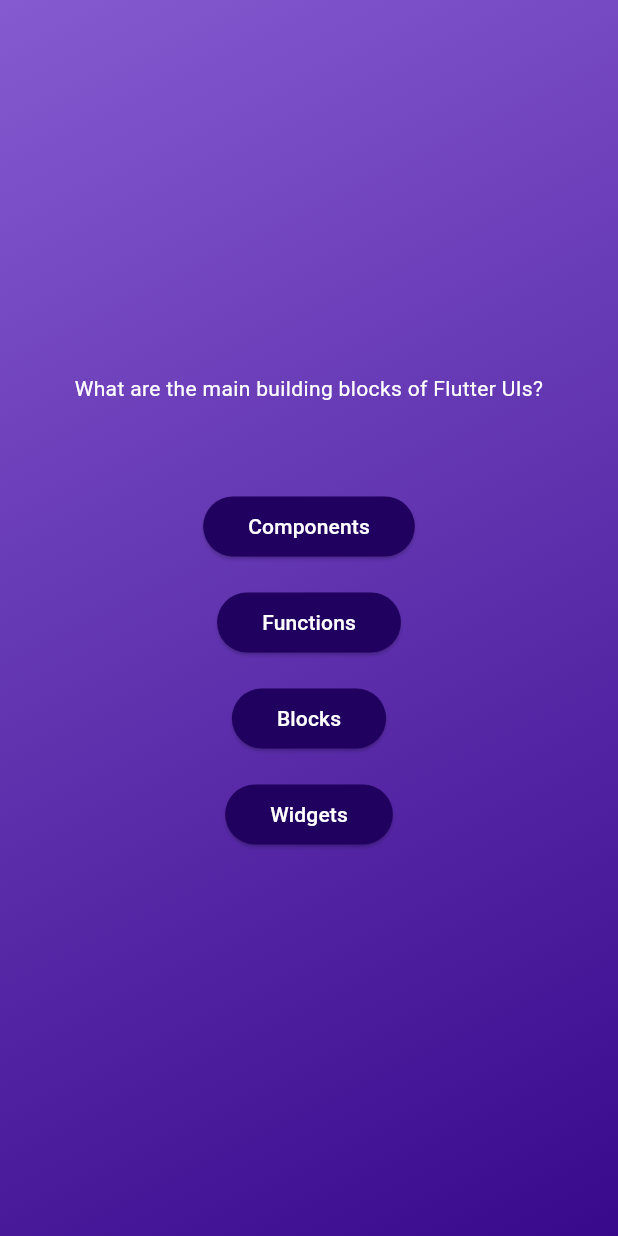
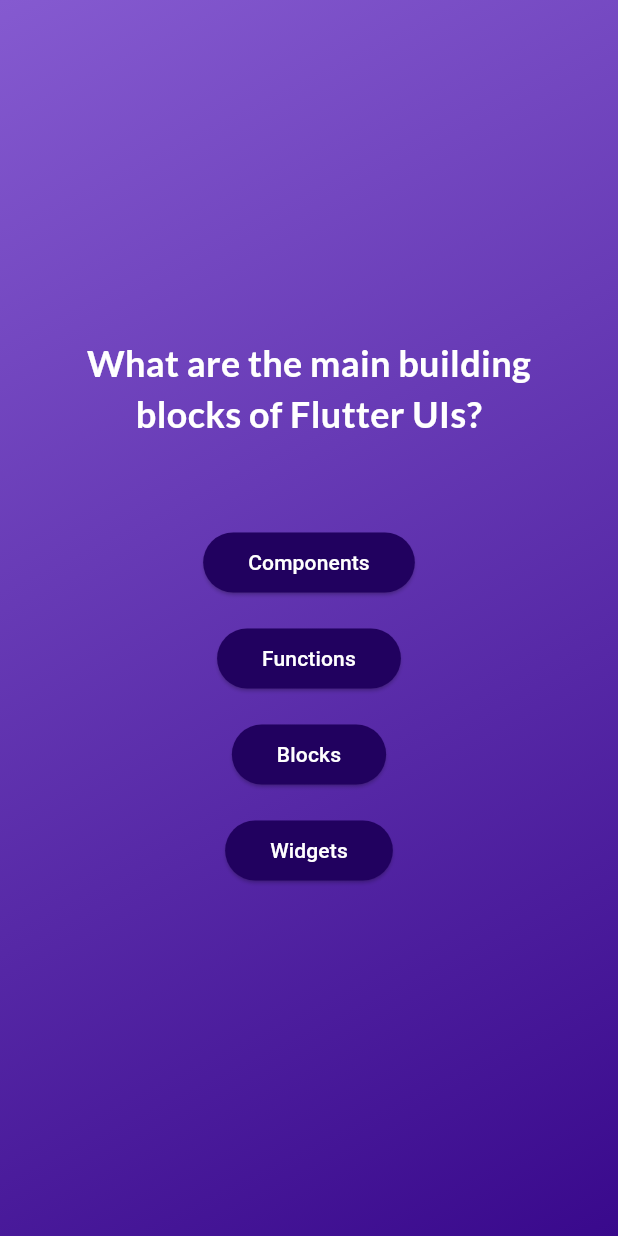
Before and after one commit to V3nkt1810/prac, a Flutter app: the screen it shows after launch, after a tap on "Start Quiz", on a phone screen of 412 x 824 dp. Run offline on Flutter 3.47's test engine with Material 3 defaults, Android fonts, the phone set to English and light mode, and no system bars; our stand-ins replace google_fonts.

Commit message:
Updating the files

```diff
--- a/lib/answer.dart
+++ b/lib/answer.dart
@@ -16,7 +16,7 @@ class AnswerButton extends StatelessWidget {
         foregroundColor: Colors.white,
         shape: RoundedRectangleBorder(borderRadius: BorderRadius.circular(40)),
       ),
-      child: Text(answerText),
+      child: Text(answerText, textAlign: TextAlign.center),
     );
   }
 }
--- a/lib/questions_screen.dart
+++ b/lib/questions_screen.dart
@@ -1,6 +1,7 @@
 import 'package:flutter/material.dart';
 import 'package:prac/answer.dart';
 import 'package:prac/data/questions.dart';
+import 'package:google_fonts/google_fonts.dart';
 
 class QuestionsScreen extends StatefulWidget {
   const QuestionsScreen({super.key});
@@ -30,7 +31,11 @@ class _QuestionScreenState extends State<QuestionsScreen> {
           children: [
             Text(
               currentQuestion.text,
-              style: const TextStyle(color: Colors.white),
+              style: GoogleFonts.lato(
+                color: Colors.white,
+                fontSize: 24,
+                fontWeight: FontWeight.bold,
+              ),
               textAlign: TextAlign.center,
             ),
             const SizedBox(height: 50),
--- a/pubspec.yaml
+++ b/pubspec.yaml
@@ -34,6 +34,7 @@ dependencies:
   # The following adds the Cupertino Icons font to your application.
   # Use with the CupertinoIcons class for iOS style icons.
   cupertino_icons: ^1.0.8
+  google_fonts: ^6.3.2
 
 dev_dependencies:
   flutter_test:
```
Also changed, not shown: pubspec.lock, 1 other file.
